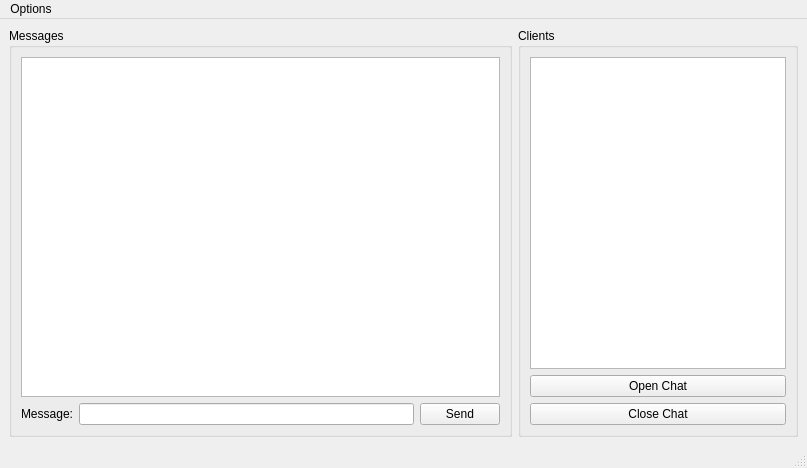
Before: the Qt Designer form Client/mainwindow.ui in olivier-portal/ChatApplication, drawn with Qt 5.
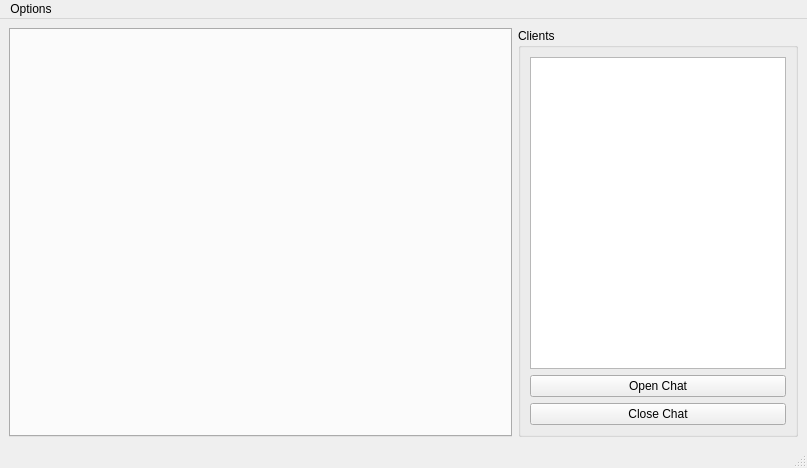
After: the same form once the commit is applied.

Commit message: feat: add buttons on main window ui to start and end chats with clients

```diff
--- a/Client/mainwindow.ui
+++ b/Client/mainwindow.ui
@@ -16,36 +16,10 @@
   <widget class="QWidget" name="centralwidget">
    <layout class="QHBoxLayout" name="horizontalLayout_3">
     <item>
-     <widget class="QGroupBox" name="groupBox">
-      <property name="title">
-       <string>Messages</string>
+     <widget class="QTabWidget" name="tbChats">
+      <property name="currentIndex">
+       <number>-1</number>
       </property>
-      <layout class="QVBoxLayout" name="verticalLayout_2">
-       <item>
-        <widget class="QListWidget" name="lstMessages"/>
-       </item>
-       <item>
-        <layout class="QHBoxLayout" name="horizontalLayout_2">
-         <item>
-          <widget class="QLabel" name="label">
-           <property name="text">
-            <string>Message:</string>
-           </property>
-          </widget>
-         </item>
-         <item>
-          <widget class="QLineEdit" name="lnMessage"/>
-         </item>
-         <item>
-          <widget class="QPushButton" name="btnSend">
-           <property name="text">
-            <string>Send</string>
-           </property>
-          </widget>
-         </item>
-        </layout>
-       </item>
-      </layout>
      </widget>
     </item>
     <item>
```
The commit also changes 1 other file.
